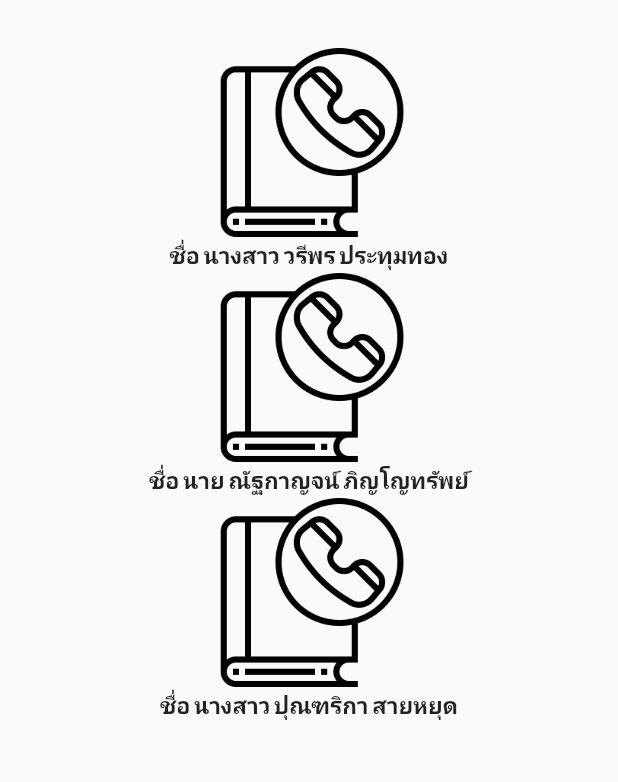
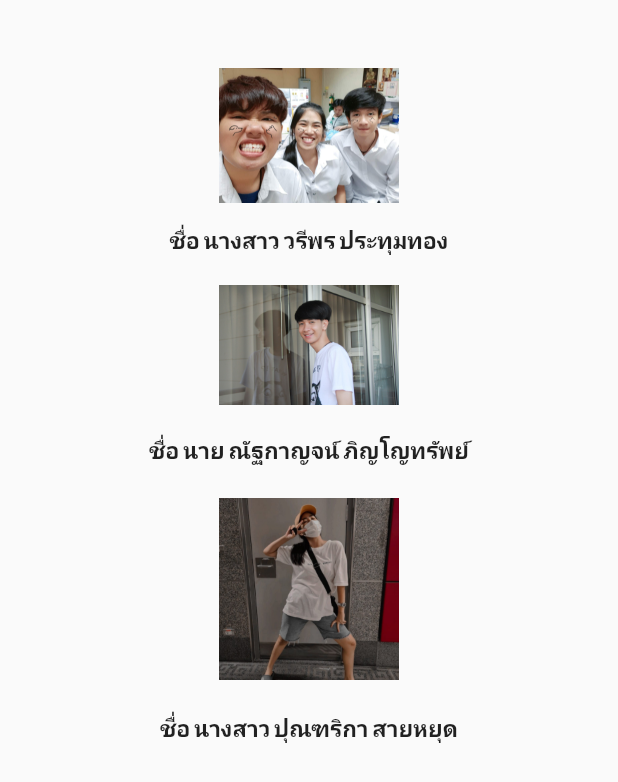
Before and after one commit to Puntari/DoctorCom, a Flutter app: the ShowAbout screen opened directly, on a phone screen of 412 x 824 dp. Shown: the top 782 px of the screen. Run offline on Flutter 3.47's test engine with Material 2 defaults, Android fonts, the phone set to English and light mode, and no system bars; our stand-ins replace cloud_firestore; accounts and stored records are empty.

Commit message:
images About

```diff
--- a/lib/screens/about.dart
+++ b/lib/screens/about.dart
@@ -9,9 +9,10 @@ class _ShowContactState extends State<ShowAbout> {
 
   Widget showFon() {
     return Image.asset(
-      'images/contact.png',
+      'images/fon.jpg',
       fit: BoxFit.contain,
-      width: 130.0,
+      width: 120.0,
+      height: 120.0,
     );
   }
 
@@ -28,9 +29,10 @@ class _ShowContactState extends State<ShowAbout> {
 
  Widget showPly() {
     return Image.asset(
-      'images/contact.png',
+      'images/pai.jpg',
       fit: BoxFit.contain,
-      width: 130.0,
+      width: 120.0,
+      height: 120.0,
     );
   }
 
@@ -46,9 +48,10 @@ class _ShowContactState extends State<ShowAbout> {
   }
   Widget showFai() {
     return Image.asset(
-      'images/contact.png',
+      'images/faii.jpg',
       fit: BoxFit.contain,
-      width: 130.0,
+      width: 120.0,
+      height: 165.0,
     );
   }
 
--- a/pubspec.yaml
+++ b/pubspec.yaml
@@ -50,6 +50,9 @@ flutter:
    - images/contact.png
    - images/logodoctorcomm.png
    - images/doctorcom.png
+   - images/faii.jpg
+   - images/pai.jpg
+   - images/fon.jpg
   #  - images/a_dot_ham.jpeg
 
   # An image asset can refer to one or more resolution-specific "variants", see
```
Also changed, not shown: images/faii.jpg (added), images/fon.jpg (added), images/pai.jpg (added), 1 other file.
